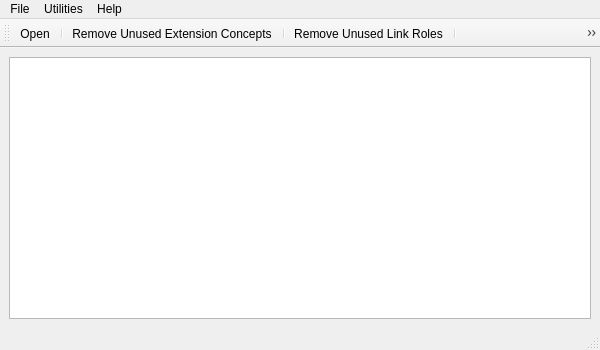
Qt form ui_thinX.ui (AustinMatherne/thinX) before a commit.
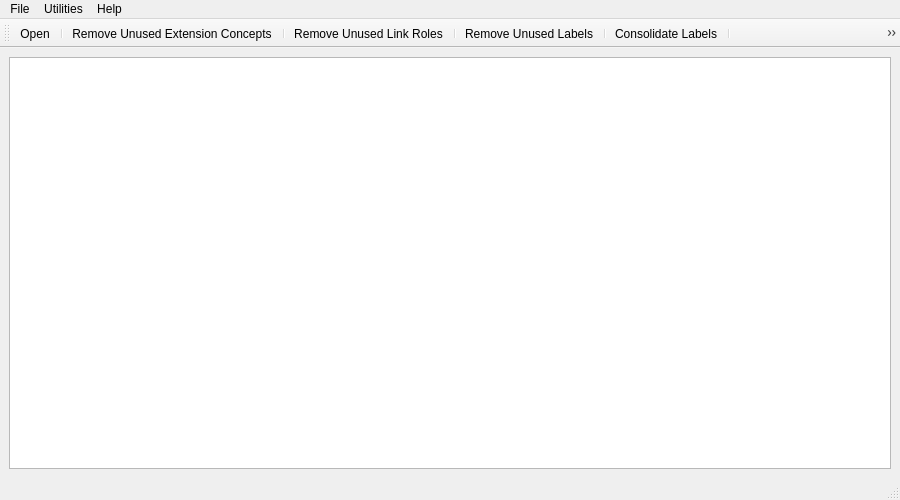
The same form after that commit. Icons and pictures are not drawn.

Commit message: Make main window larger

The edit to the form file:
```diff
--- a/ui_thinX.ui
+++ b/ui_thinX.ui
@@ -6,8 +6,8 @@
    <rect>
     <x>0</x>
     <y>0</y>
-    <width>600</width>
-    <height>350</height>
+    <width>900</width>
+    <height>500</height>
    </rect>
   </property>
   <property name="minimumSize">
@@ -45,7 +45,7 @@
     <rect>
      <x>0</x>
      <y>0</y>
-     <width>600</width>
+     <width>900</width>
      <height>21</height>
     </rect>
    </property>
```
The commit also changes 3 other files.
